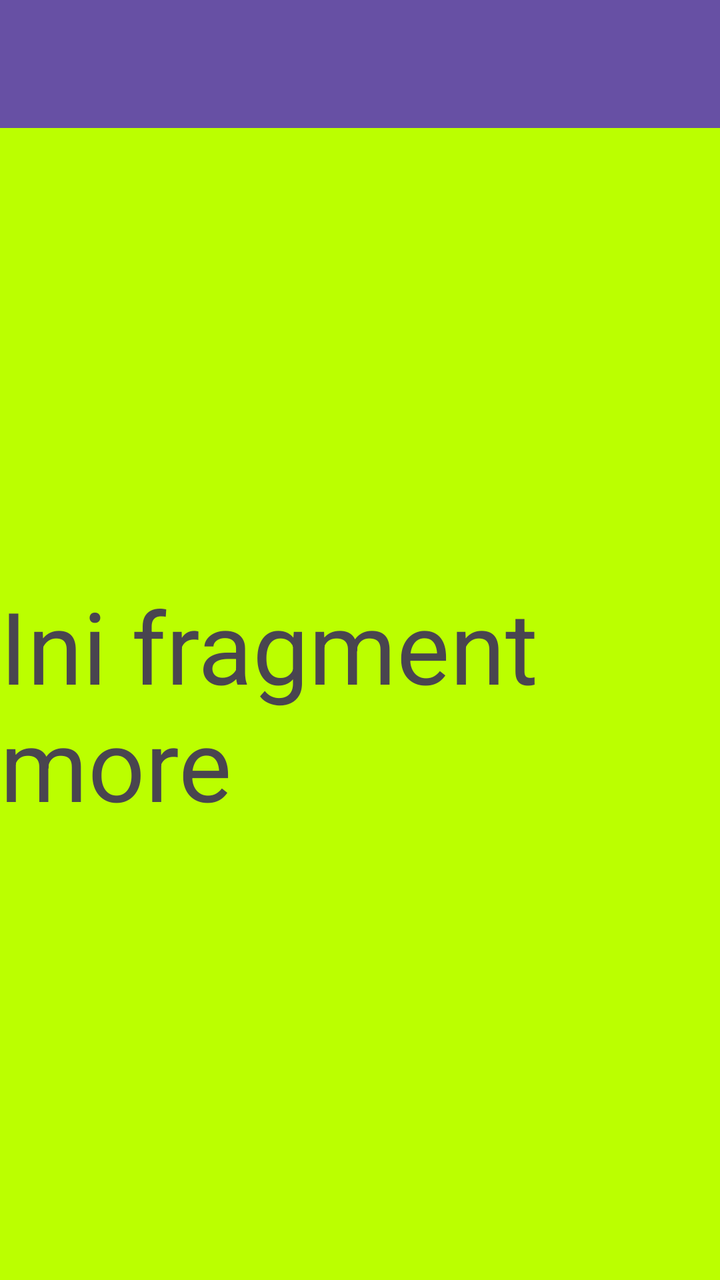
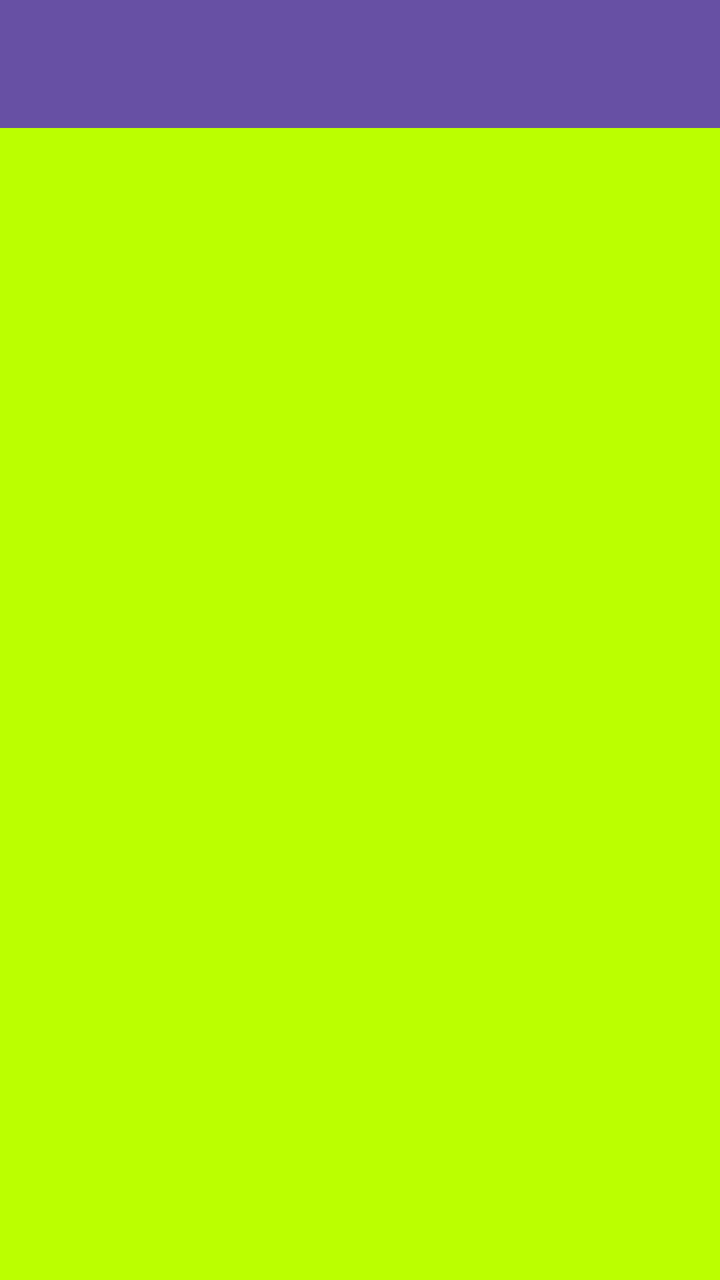

Before-and-after screenshots of an Android layout around one commit, followed by the original layout XML and the change that was made.
<!-- AndroidManifest.xml: application theme Theme.Victor3TIE -->
<!-- res/layout/fragment_more.xml -->
<?xml version="1.0" encoding="utf-8"?>
<androidx.constraintlayout.widget.ConstraintLayout xmlns:android="http://schemas.android.com/apk/res/android"
    xmlns:app="http://schemas.android.com/apk/res-auto"
    xmlns:tools="http://schemas.android.com/tools"
    android:layout_width="match_parent"
    android:layout_height="match_parent"
    android:background="#BBFF00"
    tools:context=".More.MoreFragment">

    <androidx.appcompat.widget.Toolbar
        android:id="@+id/toolbar"
        android:layout_width="match_parent"
        android:layout_height="?attr/actionBarSize"
        android:background="?attr/colorPrimary"
        app:layout_constraintEnd_toEndOf="parent"
        app:layout_constraintStart_toStartOf="parent"
        app:layout_constraintTop_toTopOf="parent"
        app:titleTextColor="@android:color/white" />

    <TextView
        android:layout_width="wrap_content"
        android:layout_height="wrap_content"
        android:text="Ini fragment more"
        android:textSize="50sp"
        app:layout_constraintBottom_toBottomOf="parent"
        app:layout_constraintEnd_toEndOf="parent"
        app:layout_constraintStart_toStartOf="parent"
        app:layout_constraintTop_toBottomOf="@+id/toolbar" />

</androidx.constraintlayout.widget.ConstraintLayout>
<!-- resources referenced by this layout -->
<resources>
  <style name="Theme.Victor3TIE" parent="Base.Theme.Victor3TIE" />
  <style name="Base.Theme.Victor3TIE" parent="Theme.Material3.DayNight.NoActionBar">
          
          
      </style>
</resources>

<!-- the commit's change to res/layout/fragment_more.xml (unified diff, before → after) -->
@@ -1,5 +1,5 @@
 <?xml version="1.0" encoding="utf-8"?>
-<androidx.constraintlayout.widget.ConstraintLayout xmlns:android="http://schemas.android.com/apk/res/android"
+<androidx.coordinatorlayout.widget.CoordinatorLayout xmlns:android="http://schemas.android.com/apk/res/android"
     xmlns:app="http://schemas.android.com/apk/res-auto"
     xmlns:tools="http://schemas.android.com/tools"
     android:layout_width="match_parent"
@@ -7,24 +7,28 @@
     android:background="#BBFF00"
     tools:context=".More.MoreFragment">
 
-    <androidx.appcompat.widget.Toolbar
-        android:id="@+id/toolbar"
+    <com.google.android.material.appbar.AppBarLayout
+        android:id="@+id/appBarLayout"
         android:layout_width="match_parent"
-        android:layout_height="?attr/actionBarSize"
-        android:background="?attr/colorPrimary"
-        app:layout_constraintEnd_toEndOf="parent"
-        app:layout_constraintStart_toStartOf="parent"
-        app:layout_constraintTop_toTopOf="parent"
-        app:titleTextColor="@android:color/white" />
+        android:layout_height="wrap_content"
+        android:theme="@style/ThemeOverlay.AppCompat.Dark.ActionBar">
 
-    <TextView
-        android:layout_width="wrap_content"
-        android:layout_height="wrap_content"
-        android:text="Ini fragment more"
-        android:textSize="50sp"
-        app:layout_constraintBottom_toBottomOf="parent"
-        app:layout_constraintEnd_toEndOf="parent"
-        app:layout_constraintStart_toStartOf="parent"
-        app:layout_constraintTop_toBottomOf="@+id/toolbar" />
+        <androidx.appcompat.widget.Toolbar
+            android:id="@+id/toolbar"
+            android:layout_width="match_parent"
+            android:layout_height="?attr/actionBarSize"
+            android:background="?attr/colorPrimary"
+            app:layout_scrollFlags="scroll|enterAlways"
+            app:titleTextColor="@android:color/white" />
 
-</androidx.constraintlayout.widget.ConstraintLayout>
+    </com.google.android.material.appbar.AppBarLayout>
+
+
+    <ListView
+        android:id="@+id/listViewItems"
+        android:layout_width="match_parent"
+        android:layout_height="match_parent"
+        app:layout_behavior="@string/appbar_scrolling_view_behavior" />
+
+
+</androidx.coordinatorlayout.widget.CoordinatorLayout>
